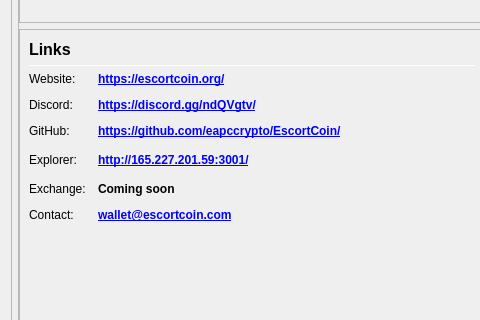
Above: src/qt/forms/overviewpage.ui from escortcrypto/EscortCoin before the change; both pictures show x 0 to 480 and y 425 to 745 of the 978 by 841 pixel window. Below: the same form after it.
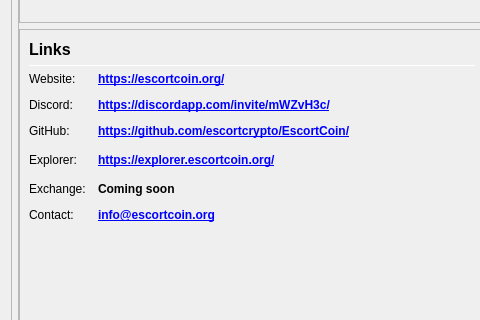
That is the form after the change.

The edit to the form file:
```diff
--- a/src/qt/forms/overviewpage.ui
+++ b/src/qt/forms/overviewpage.ui
@@ -700,7 +700,7 @@
                           </font>
                          </property>
                          <property name="text">
-                          <string notr="true">&lt;a href=&quot;https://discord.gg/ndQVgtv/&quot;&gt;https://discord.gg/ndQVgtv/&lt;/a&gt;</string>
+                          <string notr="true">&lt;a href=&quot;https://discordapp.com/invite/mWZvH3c/&quot;&gt;https://discordapp.com/invite/mWZvH3c/&lt;/a&gt;</string>
                          </property>
                          <property name="alignment">
                           <set>Qt::AlignLeading|Qt::AlignLeft|Qt::AlignVCenter</set>
@@ -726,7 +726,7 @@
                           </font>
                          </property>
                          <property name="text">
-                          <string notr="true">&lt;a href=&quot;https://github.com/eapccrypto/EscortCoin/&quot;&gt;https://github.com/eapccrypto/EscortCoin/&lt;/a&gt;</string>
+                          <string notr="true">&lt;a href=&quot;https://github.com/escortcrypto/EscortCoin/&quot;&gt;https://github.com/escortcrypto/EscortCoin/&lt;/a&gt;</string>
                          </property>
                          <property name="alignment">
                            <set>Qt::AlignLeading|Qt::AlignLeft|Qt::AlignVCenter</set>
@@ -752,7 +752,7 @@
                           </font>
                          </property>
                          <property name="text">
-                          <string notr="true">&lt;a href=&quot;http://165.227.201.59:3001/&quot;&gt;http://165.227.201.59:3001/&lt;/a&gt;</string>
+                          <string notr="true">&lt;a href=&quot;https://explorer.escortcoin.org/&quot;&gt;https://explorer.escortcoin.org/&lt;/a&gt;</string>
                          </property>
                          <property name="alignment">
                            <set>Qt::AlignLeading|Qt::AlignLeft|Qt::AlignVCenter</set>
@@ -817,7 +817,7 @@
                           </font>
                          </property>
                          <property name="text">
-                          <string notr="true">&lt;a href=&quot;wallet@escortcoin.com&quot;&gt;wallet@escortcoin.com&lt;/a&gt;</string>
+                          <string notr="true">&lt;a href=&quot;info@escortcoin.org&quot;&gt;info@escortcoin.org&lt;/a&gt;</string>
                          </property>
                          <property name="alignment">
                            <set>Qt::AlignLeading|Qt::AlignLeft|Qt::AlignVCenter</set>
```
